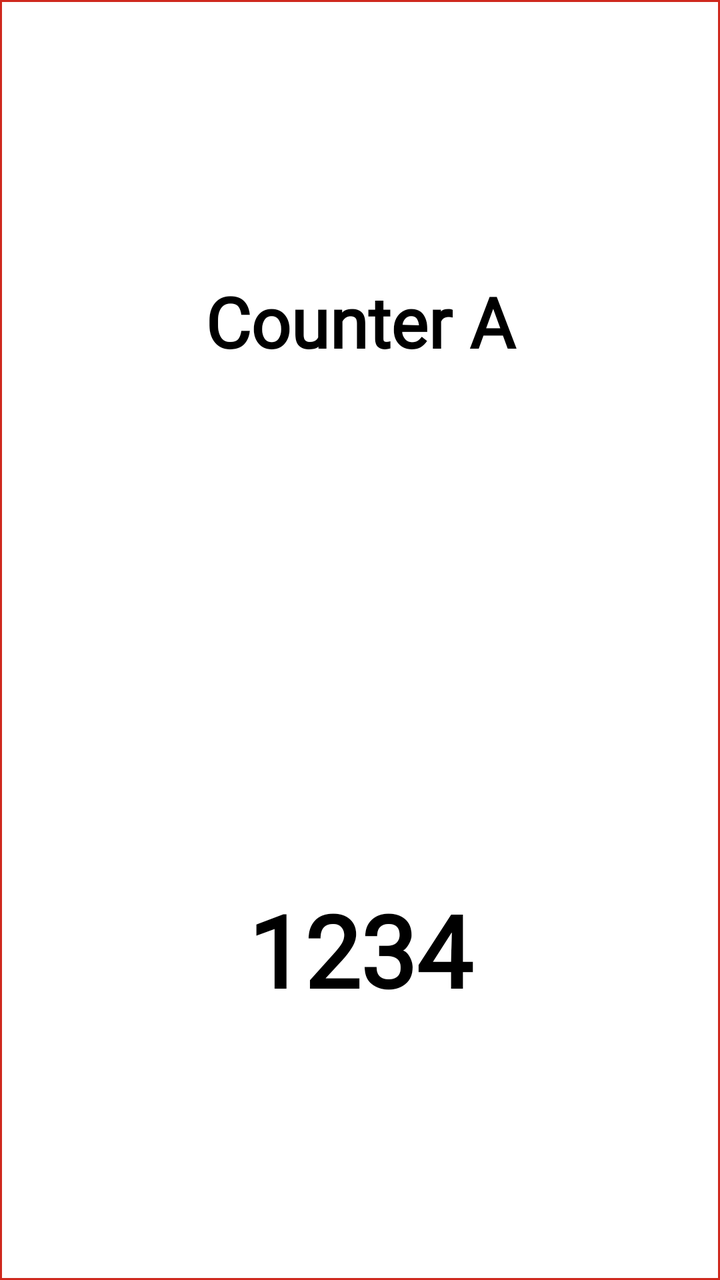
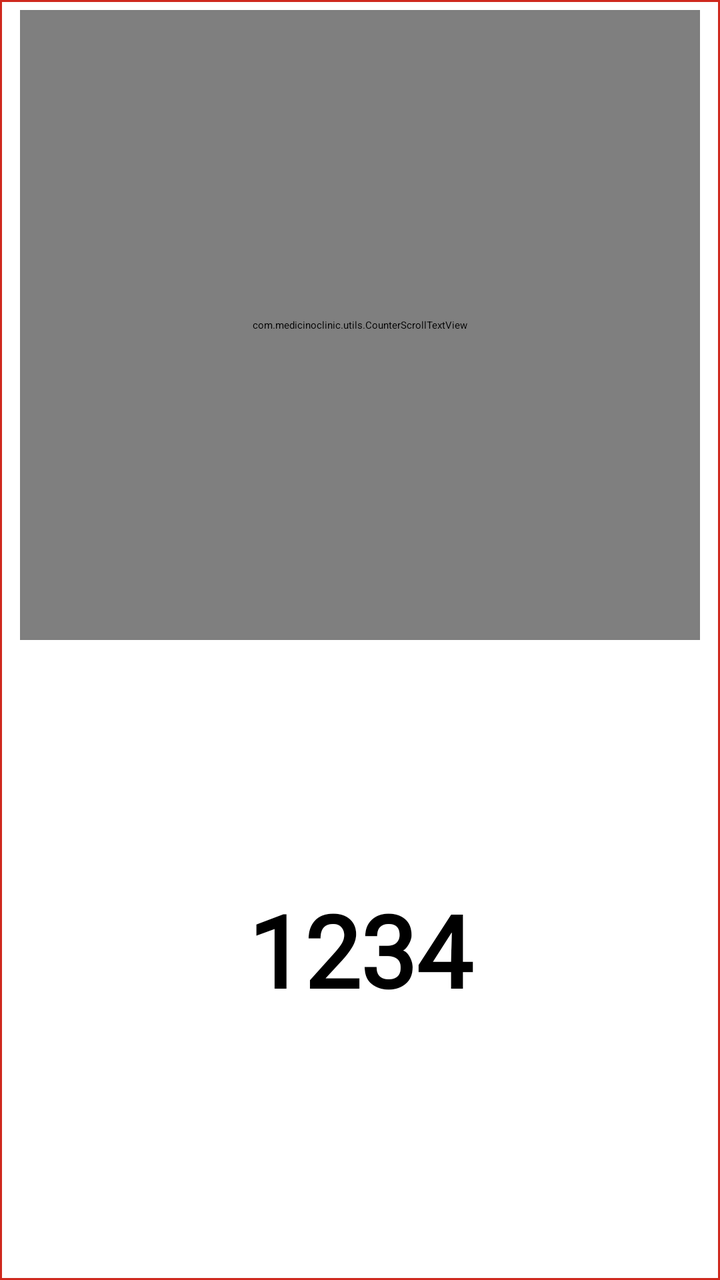

An Android layout rendered at two revisions. The XML below is the earlier revision; the diff shows what the commit changed to produce the second picture.
<!-- AndroidManifest.xml: application theme Theme.MedicinoAndroidTV -->
<!-- res/layout/item_counter3.xml -->
<?xml version="1.0" encoding="utf-8"?>
<LinearLayout xmlns:android="http://schemas.android.com/apk/res/android"
    android:layout_width="match_parent"
    android:layout_height="wrap_content"
    android:background="@drawable/focus"
    android:focusable="true"
    android:focusableInTouchMode="true"
    android:orientation="vertical"
    android:paddingStart="10dp"
    android:paddingEnd="10dp"
    android:weightSum="2">

    <TextView
        android:id="@+id/tv_name"
        android:layout_width="match_parent"
        android:layout_height="0dp"
        android:ellipsize="marquee"
        android:focusableInTouchMode="true"
        android:gravity="center_vertical|center"
        android:marqueeRepeatLimit="marquee_forever"
        android:scrollHorizontally="true"
        android:singleLine="true"
        android:text="Counter A"
        android:fontFamily="@font/poppins_regular"
        android:textColor="@color/black"
        android:textSize="35sp"
        android:textStyle="bold"
        android:paddingTop="0dp"
        android:paddingBottom="0dp"
        android:lineSpacingExtra="0dp"
        android:textFontWeight="900"
        android:includeFontPadding="false"
        android:layout_weight="1"
        android:layout_marginTop="5dp"
        android:layout_marginBottom="0dp"/>

    <TextView
        android:id="@+id/tv_token"
        android:layout_width="match_parent"
        android:layout_height="0dp"
        android:gravity="center_vertical|center"
        android:layout_marginTop="0dp"
        android:layout_marginBottom="5dp"
        android:text="1234"
        android:textColor="@android:color/black"
        android:textSize="50sp"
        android:textStyle="bold"
        android:paddingTop="0dp"
        android:fontFamily="@font/poppins_bold"
        android:paddingBottom="0dp"
        android:lineSpacingExtra="0dp"
        android:includeFontPadding="false"
        android:layout_weight="1"/>

</LinearLayout>
<!-- resources referenced by this layout -->
<resources>
  <color name="black">#000000</color>
  <!-- drawable focus (drawable) -->
  <?xml version="1.0" encoding="utf-8"?>
  <selector xmlns:android="http://schemas.android.com/apk/res/android">
      <item android:state_focused="true" android:drawable="@drawable/rectangle_bg1" />
      <item android:drawable="@drawable/rectangle_bg" />
  </selector>
  <style name="Theme.MedicinoAndroidTV" parent="@style/Theme.Leanback" />
  <!-- drawable rectangle_bg1 (drawable) -->
  <?xml version="1.0" encoding="utf-8"?>
  <shape xmlns:android="http://schemas.android.com/apk/res/android">
      <solid android:color="@color/selectedBg"/>
      <stroke android:width="1dp" android:color="@color/red"/>
      <corners android:radius="1dp" />
  
  </shape>
  <!-- drawable rectangle_bg (drawable) -->
  <?xml version="1.0" encoding="utf-8"?>
  <shape xmlns:android="http://schemas.android.com/apk/res/android">
      <solid android:color="@color/white"/>
  
      <stroke android:width="1dp"
          android:color="@color/red"
          />
  
  
  
  
  
  
  
      <corners android:bottomRightRadius="0dp"
          android:bottomLeftRadius="0dp"
          android:topLeftRadius="0dp"
          android:topRightRadius="0dp"/>
  </shape>
  <color name="selectedBg">#A692F3DE</color>
  <color name="red">#CF291E</color>
  <color name="white">#ffffff</color>
</resources>

<!-- the commit's change to res/layout/item_counter3.xml (unified diff, before → after) -->
@@ -10,15 +10,11 @@
     android:paddingEnd="10dp"
     android:weightSum="2">
 
-    <TextView
+    <com.medicinoclinic.utils.CounterScrollTextView
         android:id="@+id/tv_name"
         android:layout_width="match_parent"
         android:layout_height="0dp"
-        android:ellipsize="marquee"
-        android:focusableInTouchMode="true"
         android:gravity="center_vertical|center"
-        android:marqueeRepeatLimit="marquee_forever"
-        android:scrollHorizontally="true"
         android:singleLine="true"
         android:text="Counter A"
         android:fontFamily="@font/poppins_regular"
